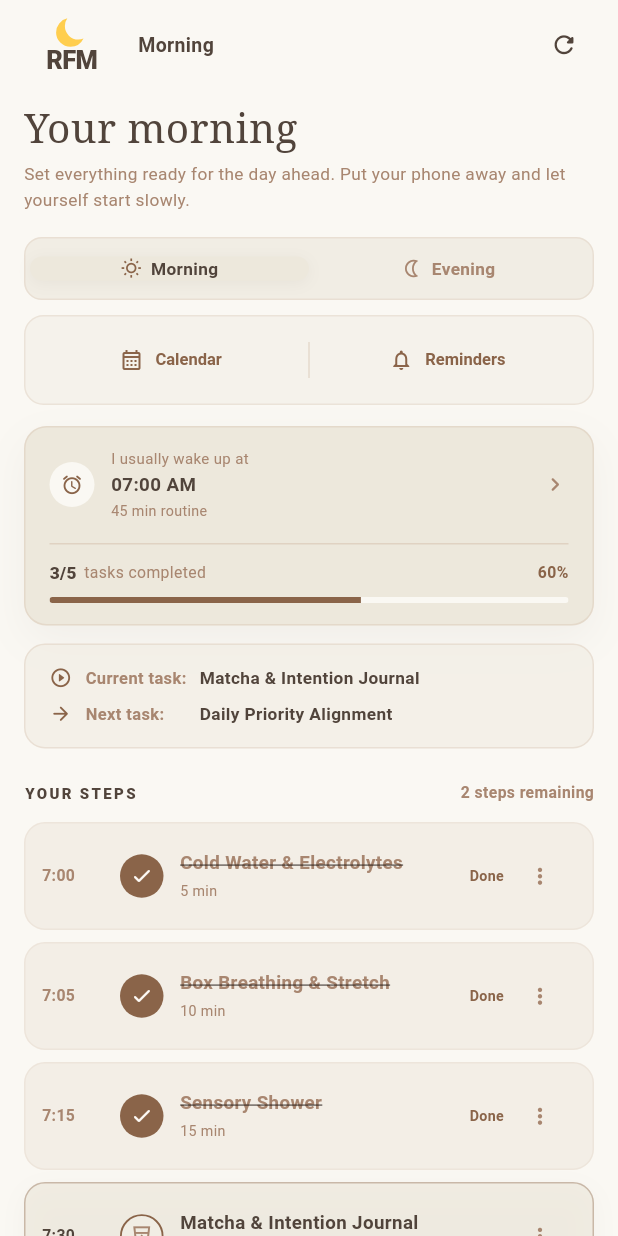
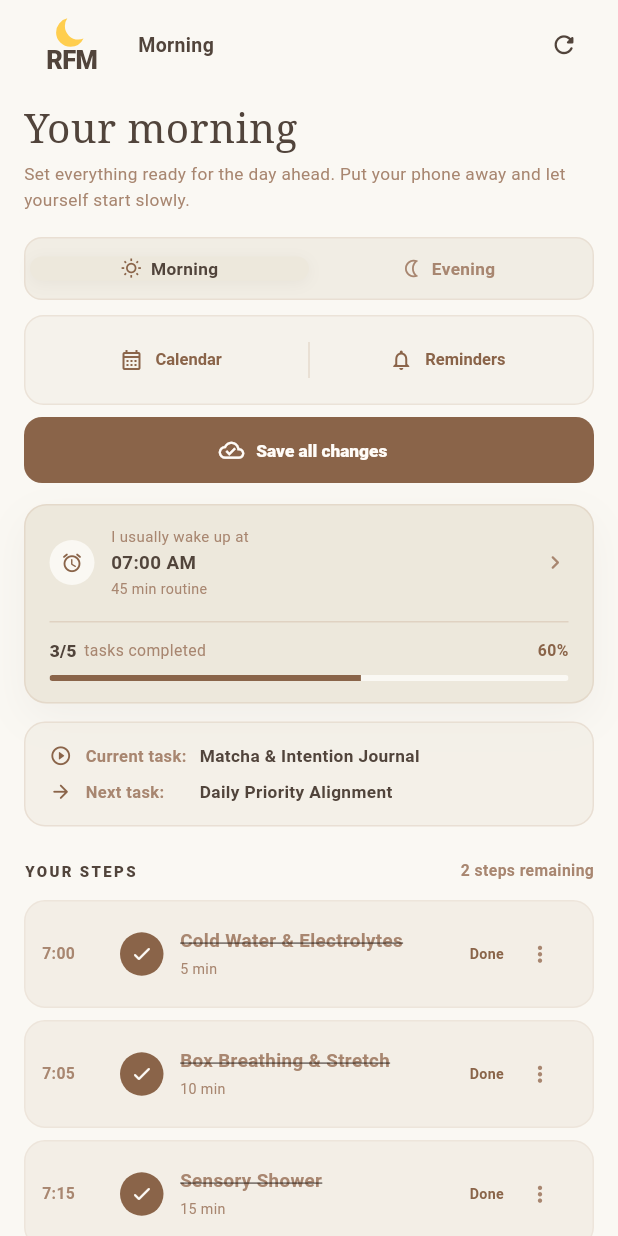
Before and after one commit to karimmassaoudd/rest_for_more, a Flutter app: the screen it shows after launch, on a phone screen of 412 x 824 dp. Run offline on Flutter 3.47's test engine with Material 3 defaults, Android fonts, the phone set to English and light mode, and no system bars; our stand-ins replace cloud_firestore, firebase_auth, firebase_core, flutter_local_notifications, flutter_timezone, shared_preferences and 1 more; accounts and stored records are empty; network calls fail; project files that could hold a hidden picture were left out.

Commit message:
fix: add explicit routine save and refresh feedback

```diff
--- a/lib/screens/routine_screen.dart
+++ b/lib/screens/routine_screen.dart
@@ -31,6 +31,8 @@ class RoutineScreen extends StatefulWidget {
 class _RoutineScreenState extends State<RoutineScreen> {
   RoutinePeriod _period = RoutinePeriod.morning;
   bool _autoAdvanceToEvening = true;
+  bool _isSaving = false;
+  bool _isRefreshing = false;
 
   List<RoutineStep> _morningSteps = const [
     RoutineStep(
@@ -252,7 +254,63 @@ class _RoutineScreenState extends State<RoutineScreen> {
   }
 
   Future<void> _refreshRoutine() async {
+    if (_isRefreshing) return;
+    setState(() => _isRefreshing = true);
     await _loadProgress();
+    if (!mounted) return;
+    setState(() => _isRefreshing = false);
+    ScaffoldMessenger.of(context).showSnackBar(
+      const SnackBar(content: Text('Routine refreshed from saved data.')),
+    );
+  }
+
+  Future<void> _saveAll() async {
+    if (_isSaving) return;
+    setState(() => _isSaving = true);
+    try {
+      await widget.progressStorage.saveCompletedTasks(
+        RoutinePeriod.morning,
+        _morningSteps,
+      );
+      await widget.progressStorage.saveCompletedTasks(
+        RoutinePeriod.evening,
+        _eveningSteps,
+      );
+      await widget.progressStorage.saveSteps(
+        RoutinePeriod.morning,
+        _morningSteps,
+      );
+      await widget.progressStorage.saveSteps(
+        RoutinePeriod.evening,
+        _eveningSteps,
+      );
+      await widget.progressStorage.saveToday(
+        morningSteps: _morningSteps,
+        eveningSteps: _eveningSteps,
+      );
+      await RoutineReminderService().refreshIfEnabled(
+        morningRemaining: _morningSteps
+            .where((step) => !step.isCompleted)
+            .length,
+        eveningRemaining: _eveningSteps
+            .where((step) => !step.isCompleted)
+            .length,
+      );
+      if (!mounted) return;
+      ScaffoldMessenger.of(context).showSnackBar(
+        const SnackBar(
+          content: Text('All routine changes saved.'),
+          behavior: SnackBarBehavior.floating,
+        ),
+      );
+    } catch (_) {
+      if (!mounted) return;
+      ScaffoldMessenger.of(context).showSnackBar(
+        const SnackBar(content: Text('Could not save all routine changes.')),
+      );
+    } finally {
+      if (mounted) setState(() => _isSaving = false);
+    }
   }
 
   Future<void> _addStep() async {
@@ -464,6 +522,7 @@ class _RoutineScreenState extends State<RoutineScreen> {
                               unawaited(_openSettings());
                             }
                           },
+                          actionInProgress: _isRefreshing,
                         ),
                         const SizedBox(height: 16),
                         RoutineSwitcher(
@@ -476,6 +535,42 @@ class _RoutineScreenState extends State<RoutineScreen> {
                           palette: palette,
                           onHistory: _openHistory,
                           onReminders: _openReminders,
+                        ),
+                        const SizedBox(height: 8),
+                        SizedBox(
+                          width: double.infinity,
+                          height: 44,
+                          child: FilledButton.icon(
+                            key: const Key('save-all-button'),
+                            onPressed: _isSaving ? null : _saveAll,
+                            icon: _isSaving
+                                ? const SizedBox(
+                                    width: 16,
+                                    height: 16,
+                                    child: CircularProgressIndicator(
+                                      strokeWidth: 2,
+                                      color: Colors.white,
+                                    ),
+                                  )
+                                : const Icon(
+                                    Icons.cloud_done_outlined,
+                                    size: 17,
+                                  ),
+                            label: Text(
+                              _isSaving ? 'Saving...' : 'Save all changes',
+                            ),
+                            style: FilledButton.styleFrom(
+                              backgroundColor: palette.accent,
+                              foregroundColor: palette.buttonText,
+                              textStyle: const TextStyle(
+                                fontSize: 11.5,
+                                fontWeight: FontWeight.w800,
+                              ),
+                              shape: RoundedRectangleBorder(
+                                borderRadius: BorderRadius.circular(12),
+                              ),
+                            ),
+                          ),
                         ),
                         const SizedBox(height: 14),
                         ActiveRoutineCard(
--- a/lib/widgets/greeting_header.dart
+++ b/lib/widgets/greeting_header.dart
@@ -11,12 +11,14 @@ class GreetingHeader extends StatelessWidget {
     required this.palette,
     required this.onBack,
     required this.onAction,
+    this.actionInProgress = false,
   });
 
   final RoutinePeriod period;
   final RoutinePalette palette;
   final VoidCallback onBack;
   final VoidCallback onAction;
+  final bool actionInProgress;
 
   @override
   Widget build(BuildContext context) {
@@ -42,12 +44,23 @@ class GreetingHeader extends StatelessWidget {
             IconButton(
               visualDensity: VisualDensity.compact,
               tooltip: isMorning ? 'Refresh routine' : 'Routine settings',
-              onPressed: onAction,
-              icon: Icon(
-                isMorning ? Icons.refresh_rounded : Icons.more_vert_rounded,
-                color: palette.text,
-                size: 19,
-              ),
+              onPressed: actionInProgress ? null : onAction,
+              icon: actionInProgress
+                  ? SizedBox(
+                      width: 18,
+                      height: 18,
+                      child: CircularProgressIndicator(
+                        strokeWidth: 2,
+                        color: palette.accent,
+                      ),
+                    )
+                  : Icon(
+                      isMorning
+                          ? Icons.refresh_rounded
+                          : Icons.more_vert_rounded,
+                      color: palette.text,
+                      size: 19,
+                    ),
             ),
           ],
         ),
```
Also changed, not shown: 1 other file.
